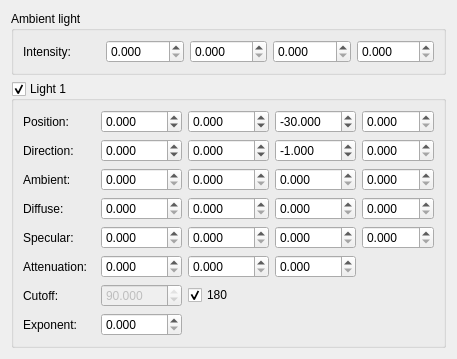
This is glxraysim/configurelightdialog.ui in ulikoehler/xraysim as Qt 5 draws it before an edit. The edited form follows.
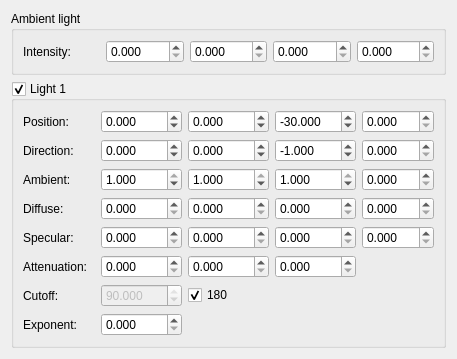
This is the edited form.

Commit message: Fixed some GUI default value issues

Diff of the .ui file:
```diff
--- a/glxraysim/configurelightdialog.ui
+++ b/glxraysim/configurelightdialog.ui
@@ -161,6 +161,9 @@
         <property name="singleStep">
          <double>0.010000000000000</double>
         </property>
+        <property name="value">
+         <double>1.000000000000000</double>
+        </property>
        </widget>
       </item>
       <item row="2" column="2">
@@ -174,6 +177,9 @@
         <property name="singleStep">
          <double>0.010000000000000</double>
         </property>
+        <property name="value">
+         <double>1.000000000000000</double>
+        </property>
        </widget>
       </item>
       <item row="2" column="3">
@@ -187,6 +193,9 @@
         <property name="singleStep">
          <double>0.010000000000000</double>
         </property>
+        <property name="value">
+         <double>1.000000000000000</double>
+        </property>
        </widget>
       </item>
       <item row="3" column="0">
```
The commit also changes 1 other file.
